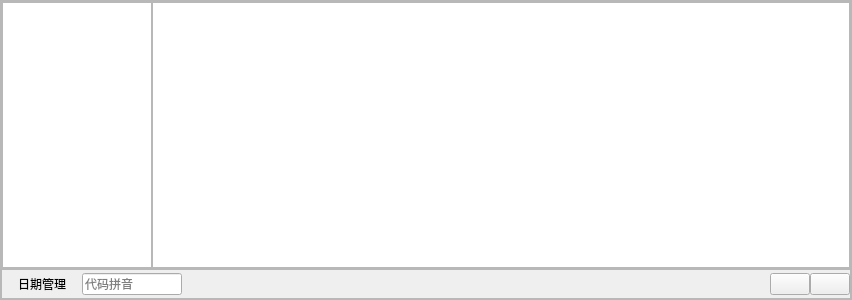
First picture: the form in dialog.ui, repository bnufree/Hq, before the edit.
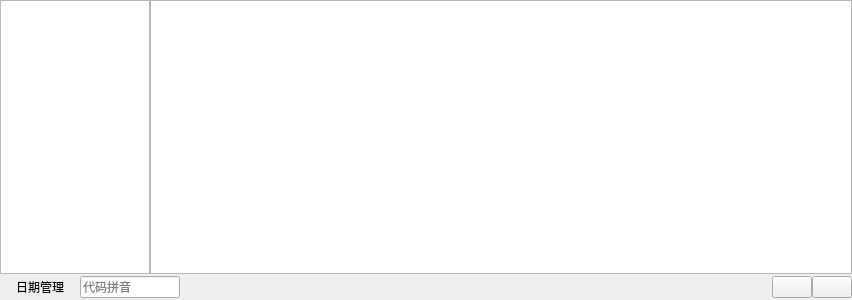
Second picture: the form after the edit.

What changed in the file:
```diff
--- a/dialog.ui
+++ b/dialog.ui
@@ -89,53 +89,10 @@
     <number>0</number>
    </property>
    <item>
-    <widget class="QFrame" name="midframe">
-     <property name="frameShape">
-      <enum>QFrame::StyledPanel</enum>
-     </property>
-     <property name="frameShadow">
-      <enum>QFrame::Raised</enum>
-     </property>
-     <layout class="QVBoxLayout" name="verticalLayout_2">
-      <property name="spacing">
-       <number>0</number>
-      </property>
-      <property name="leftMargin">
-       <number>0</number>
-      </property>
-      <property name="topMargin">
-       <number>0</number>
-      </property>
-      <property name="rightMargin">
-       <number>0</number>
-      </property>
-      <property name="bottomMargin">
-       <number>0</number>
-      </property>
-      <item>
-       <widget class="QFrame" name="btnframe">
-        <property name="frameShape">
-         <enum>QFrame::StyledPanel</enum>
-        </property>
-        <property name="frameShadow">
-         <enum>QFrame::Raised</enum>
-        </property>
         <layout class="QHBoxLayout" name="horizontalLayout_2">
          <property name="spacing">
           <number>0</number>
          </property>
-         <property name="leftMargin">
-          <number>0</number>
-         </property>
-         <property name="topMargin">
-          <number>0</number>
-         </property>
-         <property name="rightMargin">
-          <number>0</number>
-         </property>
-         <property name="bottomMargin">
-          <number>0</number>
-         </property>
          <item>
           <widget class="QTableWidget" name="blocktbl">
            <property name="maximumSize">
@@ -205,44 +162,12 @@
           </widget>
          </item>
         </layout>
-       </widget>
       </item>
       <item>
-       <widget class="QFrame" name="hqframe">
-        <property name="minimumSize">
-         <size>
-          <width>0</width>
-          <height>30</height>
-         </size>
-        </property>
-        <property name="maximumSize">
-         <size>
-          <width>16777215</width>
-          <height>30</height>
-         </size>
-        </property>
-        <property name="frameShape">
-         <enum>QFrame::StyledPanel</enum>
-        </property>
-        <property name="frameShadow">
-         <enum>QFrame::Raised</enum>
-        </property>
-        <layout class="QHBoxLayout" name="horizontalLayout_3">
+    <layout class="QHBoxLayout" name="horizontalLayout">
          <property name="spacing">
           <number>0</number>
          </property>
-         <property name="leftMargin">
-          <number>0</number>
-         </property>
-         <property name="topMargin">
-          <number>0</number>
-         </property>
-         <property name="rightMargin">
-          <number>0</number>
-         </property>
-         <property name="bottomMargin">
-          <number>0</number>
-         </property>
          <item>
           <widget class="QPushButton" name="DateMgrBtn">
            <property name="text">
@@ -307,10 +232,6 @@
           </widget>
          </item>
         </layout>
-       </widget>
-      </item>
-     </layout>
-    </widget>
    </item>
   </layout>
  </widget>
```
Left out of the diff: 2 changed lines with no effect on the pictures. Lines whose indentation alone changed are shown as unchanged.
